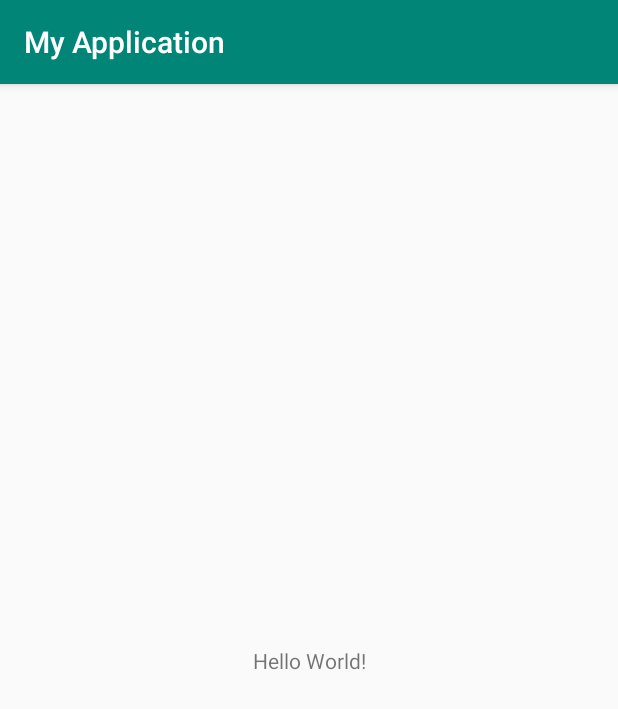
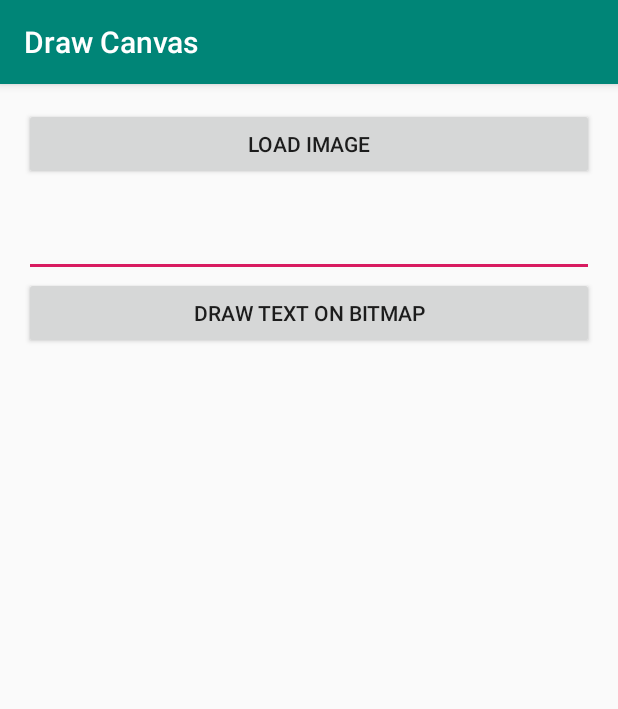
Before and after one commit to Neoreul/draw-canvas-on-imageview, an Android app: the screen it shows after launch (MainActivity), on a phone screen of 412 x 824 dp. Shown: the top 709 px of the screen. Run offline under Robolectric (Android 15) with nearby library versions, the phone set to English and light mode, and no system bars.

Commit message:
Draw an text on image by using canvas

```diff
--- a/app/src/main/AndroidManifest.xml
+++ b/app/src/main/AndroidManifest.xml
@@ -1,6 +1,8 @@
 <?xml version="1.0" encoding="utf-8"?>
 <manifest xmlns:android="http://schemas.android.com/apk/res/android"
     package="com.neoress.drawcanvas">
+
+    <uses-permission android:name="android.permission.READ_EXTERNAL_STORAGE"/>
 
     <application
         android:allowBackup="true"
--- a/app/src/main/res/layout/activity_main.xml
+++ b/app/src/main/res/layout/activity_main.xml
@@ -1,18 +1,37 @@
 <?xml version="1.0" encoding="utf-8"?>
-<android.support.constraint.ConstraintLayout xmlns:android="http://schemas.android.com/apk/res/android"
+<LinearLayout xmlns:android="http://schemas.android.com/apk/res/android"
     xmlns:app="http://schemas.android.com/apk/res-auto"
     xmlns:tools="http://schemas.android.com/tools"
     android:layout_width="match_parent"
     android:layout_height="match_parent"
+    android:paddingTop="@dimen/activity_vertical_margin"
+    android:paddingRight="@dimen/activity_horizontal_margin"
+    android:paddingBottom="@dimen/activity_vertical_margin"
+    android:paddingLeft="@dimen/activity_horizontal_margin"
+    android:orientation="vertical"
     tools:context=".MainActivity">
 
+    <Button
+        android:id="@+id/btn_loadimage"
+        android:layout_width="match_parent"
+        android:layout_height="wrap_content"
+        android:text="@string/load_image" />
     <TextView
-        android:layout_width="wrap_content"
+        android:id="@+id/tv_sourceuri"
+        android:layout_width="match_parent"
+        android:layout_height="wrap_content" />
+    <EditText
+        android:id="@+id/et_caption"
+        android:layout_width="match_parent"
+        android:layout_height="wrap_content" />
+    <Button
+        android:id="@+id/btn_processing"
+        android:layout_width="match_parent"
         android:layout_height="wrap_content"
-        android:text="Hello World!"
-        app:layout_constraintBottom_toBottomOf="parent"
-        app:layout_constraintLeft_toLeftOf="parent"
-        app:layout_constraintRight_toRightOf="parent"
-        app:layout_constraintTop_toTopOf="parent" />
+        android:text="@string/draw_text_on_bitmap" />
+    <ImageView
+        android:id="@+id/img_result"
+        android:layout_width="match_parent"
+        android:layout_height="match_parent" />
 
-</android.support.constraint.ConstraintLayout>
+</LinearLayout>
--- /dev/null
+++ b/app/src/main/res/values/dimens.xml
@@ -0,0 +1,5 @@
+<?xml version="1.0" encoding="utf-8"?>
+<resources>
+    <dimen name="activity_vertical_margin">16dp</dimen>
+    <dimen name="activity_horizontal_margin">16dp</dimen>
+</resources>
--- a/app/src/main/res/values/strings.xml
+++ b/app/src/main/res/values/strings.xml
@@ -1,3 +1,5 @@
 <resources>
-    <string name="app_name">My Application</string>
+    <string name="app_name">Draw Canvas</string>
+    <string name="draw_text_on_bitmap">Draw text on Bitmap</string>
+    <string name="load_image">Load Image</string>
 </resources>
```
Also changed, not shown: app/src/main/java/com/neoress/drawcanvas/MainActivity.java (+132 -0 lines).
